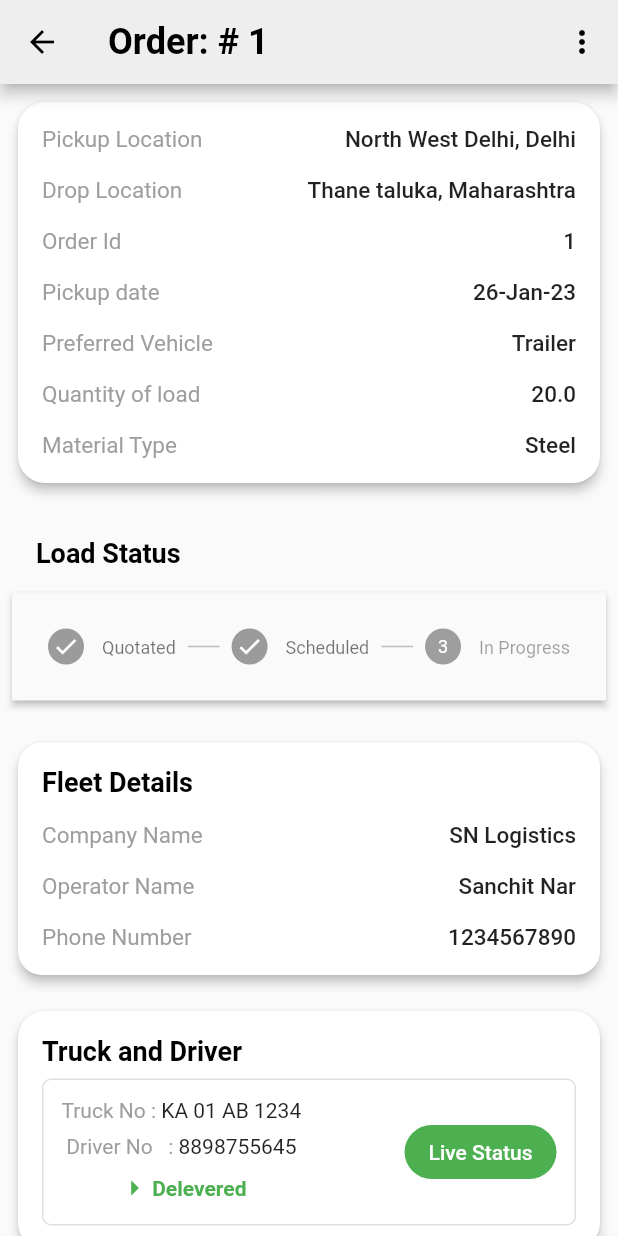
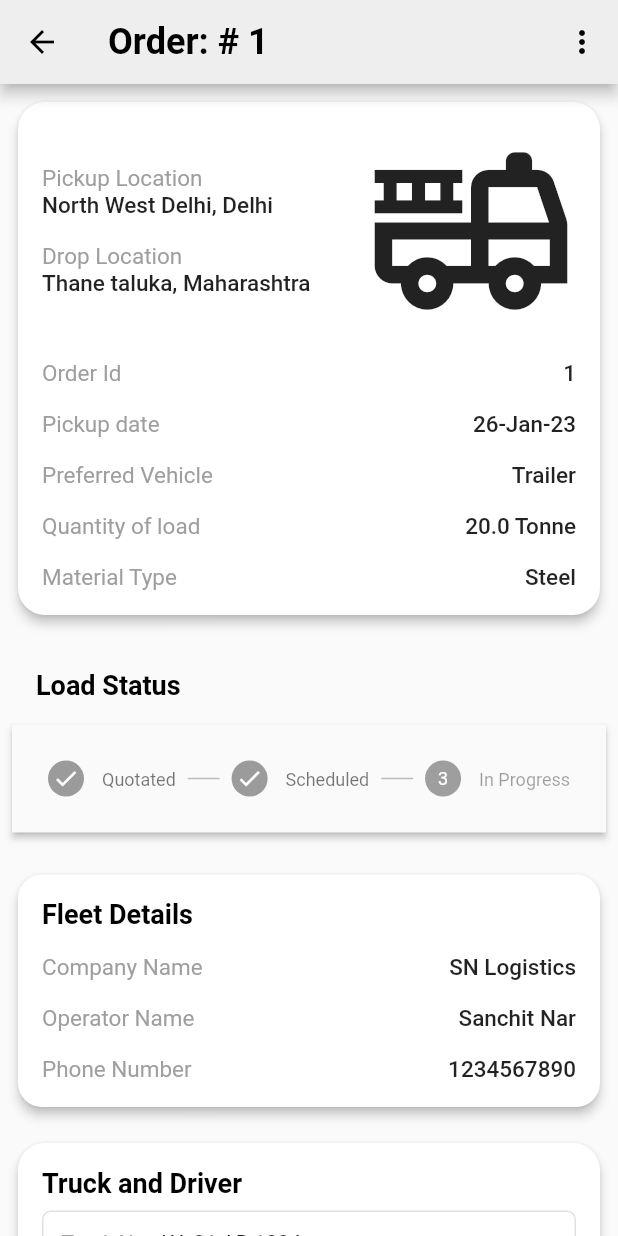
Before and after one commit to tarunjain3/Move, a Flutter app: the OrderDetails screen opened directly with sample values from the repository, on a phone screen of 412 x 824 dp. Run offline on Flutter 3.47's test engine with Material 2 defaults, Android fonts, the phone set to English and light mode, and no system bars.

Commit message:
feat: added truck img in order detail screen

```diff
--- a/lib/order_detail.dart
+++ b/lib/order_detail.dart
@@ -42,6 +42,9 @@ class OrderDetails extends StatelessWidget {
                       Row(
                         mainAxisAlignment: MainAxisAlignment.spaceBetween,
                         children: [
+                          Column(
+                            crossAxisAlignment: CrossAxisAlignment.start,
+                            children: [
                               Text(
                                 'Pickup Location',
                                 style: Theme.of(context).textTheme.bodyText2,
@@ -50,14 +53,9 @@ class OrderDetails extends StatelessWidget {
                                 order.pickup,
                                 style: Theme.of(context).textTheme.bodyText1,
                               ),
-                        ],
-                      ),
                               const SizedBox(
                                 height: 16,
                               ),
-                      Row(
-                        mainAxisAlignment: MainAxisAlignment.spaceBetween,
-                        children: [
                               Text(
                                 'Drop Location',
                                 style: Theme.of(context).textTheme.bodyText2,
@@ -66,6 +64,9 @@ class OrderDetails extends StatelessWidget {
                                 order.delivery,
                                 style: Theme.of(context).textTheme.bodyText1,
                               ),
+                            ],
+                          ),
+                          const Icon(Icons.fire_truck_outlined, size: 140),
                         ],
                       ),
                       const SizedBox(
@@ -127,7 +128,7 @@ class OrderDetails extends StatelessWidget {
                             style: Theme.of(context).textTheme.bodyText2,
                           ),
                           Text(
-                            order.quantity,
+                            '${order.quantity} Tonne',
                             style: Theme.of(context).textTheme.bodyText1,
                           ),
                         ],
```
Lines whose indentation alone changed are shown as unchanged.
